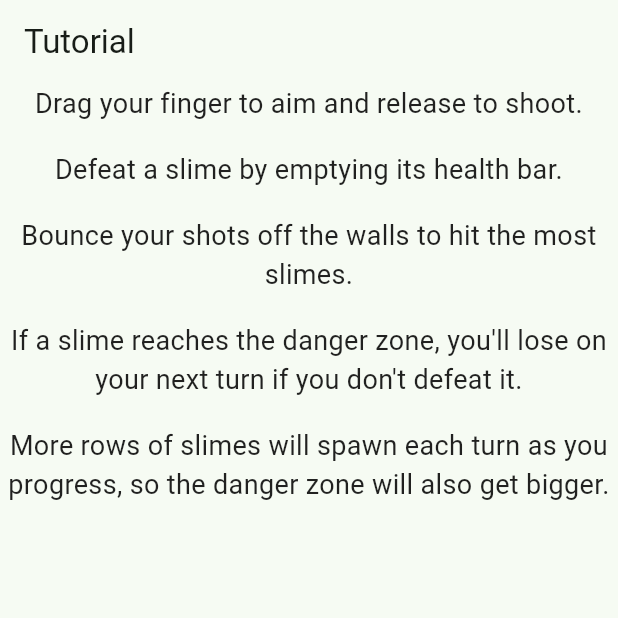
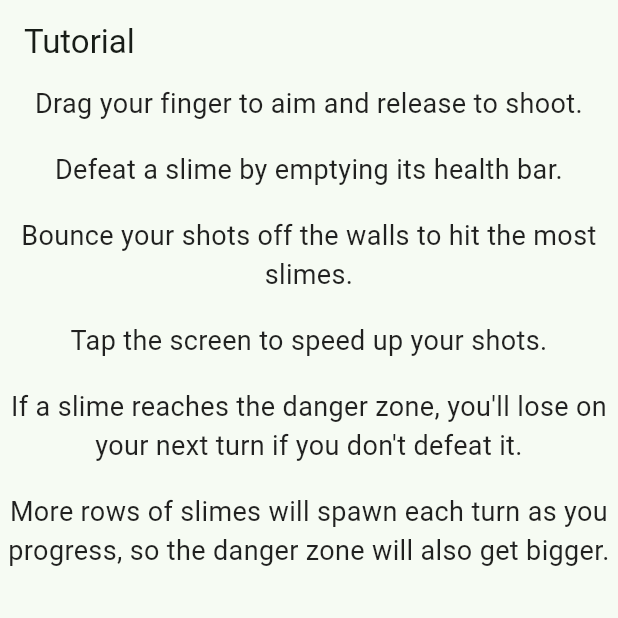
Before and after one commit to adil192/ricochlime, a Flutter app: the TutorialPage screen opened by its route, on a phone screen of 412 x 824 dp, the top half of it. Run offline on Flutter 3.47's test engine with Material 2 defaults, Android fonts, the phone set to English and light mode, and no system bars; our stand-ins replace font_awesome_flutter, go_router, google_fonts, google_mobile_ads, shared_preferences; missing offline and left inert: app_tracking_transparency, flame, flame_forge2d, forge2d; accounts and stored records are empty; generated files the repository leaves out were written again; Roboto replaces fonts that are missing (Silkscreen).

Commit message:
feat: add "tap to speed up bullets" to tutorial
#10

```diff
--- a/lib/i18n/strings.i18n.yaml
+++ b/lib/i18n/strings.i18n.yaml
@@ -24,5 +24,6 @@ tutorialPage:
   aimAtSlimes: Drag your finger to aim and release to shoot.
   emptyHealthbar: Defeat a slime by emptying its health bar.
   bounceOffWalls: Bounce your shots off the walls to hit the most slimes.
+  tapSpeedUp: Tap the screen to speed up your shots.
   dangerZone: If a slime reaches the danger zone, you'll lose on your next turn if you don't defeat it.
   moreSlimes: More rows of slimes will spawn each turn as you progress, so the danger zone will also get bigger.
--- a/lib/pages/tutorial.dart
+++ b/lib/pages/tutorial.dart
@@ -38,6 +38,11 @@ class TutorialPage extends StatelessWidget {
                 ),
                 const SizedBox(height: 18),
                 Text(
+                  t.tutorialPage.tapSpeedUp,
+                  textAlign: TextAlign.center,
+                ),
+                const SizedBox(height: 18),
+                Text(
                   t.tutorialPage.dangerZone,
                   textAlign: TextAlign.center,
                 ),
```
Also changed, not shown: lib/i18n/strings.g.dart.
